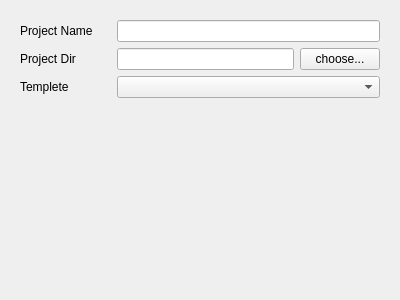
Qt form UI/plugins/video/videoform.ui (wwwwwalter/QtManageProject) before a commit.
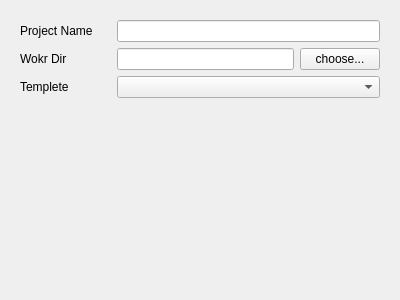
The same form after that commit.

Commit message: create new project

Diff of the .ui file:
```diff
--- a/UI/plugins/video/videoform.ui
+++ b/UI/plugins/video/videoform.ui
@@ -29,7 +29,7 @@
         <item>
          <widget class="QLabel" name="label_2">
           <property name="text">
-           <string>Project Dir</string>
+           <string>Wokr Dir</string>
           </property>
          </widget>
         </item>
```
Left out of the diff: 2 changed lines with no effect on the pictures. The commit also changes 9 other files.
